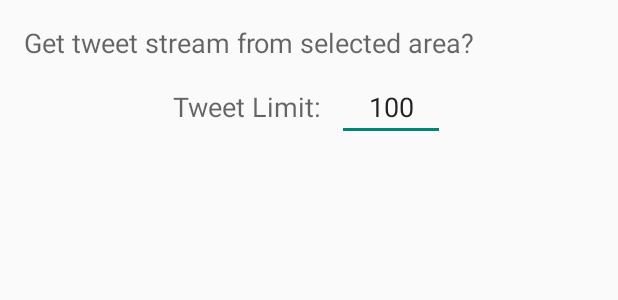
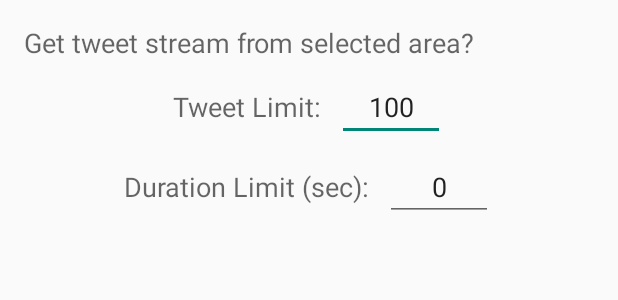
Before and after one commit to turgutsaricam/TrendCatcher, an Android app: the layout get_tweets_dialog.xml on its own in the app's theme, with its tools: preview values and no code run, on a phone screen of 412 x 824 dp. Shown: the top 300 px of the screen. Run offline under Robolectric (Android 15) with nearby library versions, the phone set to English and light mode, and no system bars.

Commit message:
Duration limit is added for streams and interrupted/finished status note is displayed with marker.

```diff
--- a/app/src/main/res/layout/get_tweets_dialog.xml
+++ b/app/src/main/res/layout/get_tweets_dialog.xml
@@ -19,6 +19,7 @@
         android:layout_height="wrap_content"
         android:layout_below="@+id/tvMessage"
         android:orientation="horizontal"
+        android:id="@+id/llTweetLimit"
         android:layout_marginTop="8dp"
         android:layout_centerHorizontal="true">
 
@@ -39,4 +40,30 @@
             android:gravity="center_horizontal"
             android:id="@+id/etTweetCountLimit" />
     </LinearLayout>
+
+    <LinearLayout
+        android:layout_width="wrap_content"
+        android:layout_height="wrap_content"
+        android:layout_below="@+id/llTweetLimit"
+        android:orientation="horizontal"
+        android:layout_marginTop="8dp"
+        android:layout_centerHorizontal="true">
+
+        <TextView
+            android:layout_width="wrap_content"
+            android:layout_height="wrap_content"
+            android:text="Duration Limit (sec):"
+            android:id="@+id/tvDurationLimit"
+            android:textAppearance="?android:attr/textAppearanceMedium" />
+
+        <EditText
+            android:layout_width="72dp"
+            android:layout_height="wrap_content"
+            android:inputType="number"
+            android:ems="10"
+            android:layout_marginLeft="10dp"
+            android:text="0"
+            android:gravity="center_horizontal"
+            android:id="@+id/etDurationLimit" />
+    </LinearLayout>
 </RelativeLayout>
```
Also changed, not shown: app/src/main/java/com/turgutsaricam/trendcatcher/ShowMapFragment.java (+74 -23 lines).
